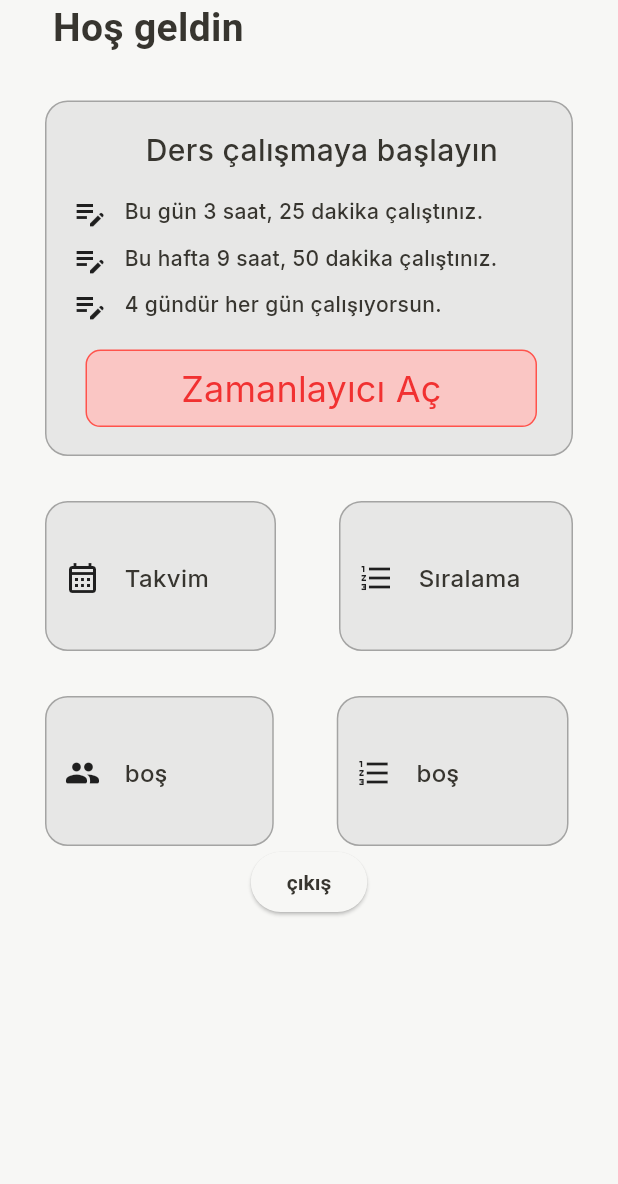
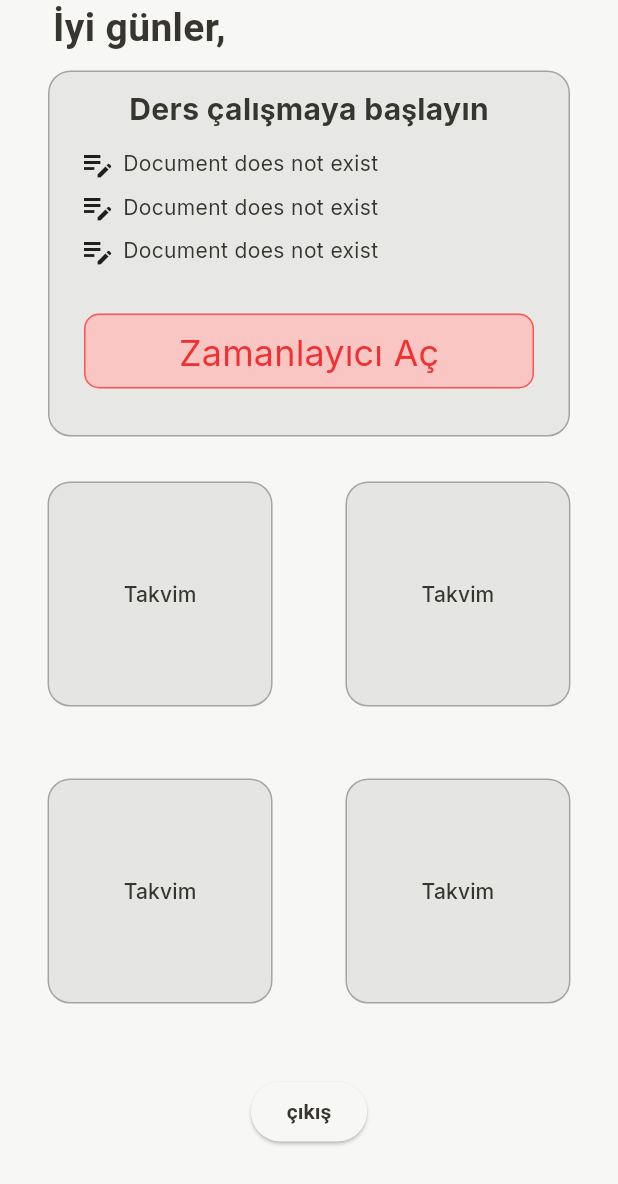
Before and after one commit to Renanuya/StudyON-MVP, a Flutter app: the HomePage screen opened directly, on a phone screen of 412 x 824 dp. Shown: the top 1184 px of the screen. Run offline on Flutter 3.47's test engine with Material 2 defaults, Android fonts, the phone set to English and light mode, and no system bars; our stand-ins replace cloud_firestore, equatable, firebase_auth, firebase_core, flutter_form_builder, font_awesome_flutter and 5 more; accounts and stored records are empty; Roboto replaces fonts that are missing (Nunito).

Commit message:
bilgisayar degısımı

```diff
--- a/lib/pages/homePage/view/home_page.dart
+++ b/lib/pages/homePage/view/home_page.dart
@@ -1,3 +1,4 @@
+import 'package:cloud_firestore/cloud_firestore.dart';
 import 'package:flutter/material.dart';
 import 'package:firebase_auth/firebase_auth.dart';
 import 'package:thinktank/pages/rankPages/view/rank_page.dart';
@@ -11,6 +12,37 @@ class HomePage extends StatefulWidget {
 }
 
 class _HomePageState extends State<HomePage> {
+  final CollectionReference timerDataCollection =
+      FirebaseFirestore.instance.collection('timerdata');
+  String greeting = '';
+
+  @override
+  void initState() {
+    super.initState();
+    greeting = getGreetingMessage();
+  }
+
+  String getGreetingMessage() {
+    var now = DateTime.now();
+    var turkeyTime =
+        now.toUtc().add(Duration(hours: 3)); // Türkiye saatine göre ayarla
+
+    var hour = turkeyTime.hour;
+    String greetingMessage;
+
+    if (hour >= 6 && hour < 12) {
+      greetingMessage = 'Günaydın';
+    } else if (hour >= 12 && hour < 18) {
+      greetingMessage = 'İyi günler';
+    } else if (hour >= 18 && hour < 24) {
+      greetingMessage = 'İyi akşamlar';
+    } else {
+      greetingMessage = 'İyi geceler';
+    }
+
+    return greetingMessage;
+  }
+
   @override
   Widget build(BuildContext context) {
     final user = FirebaseAuth.instance.currentUser;
@@ -32,7 +64,7 @@ class _HomePageState extends State<HomePage> {
                           margin: const EdgeInsets.fromLTRB(0, 0, 59, 0),
                           child: Text(
                             user != null
-                                ? 'Hoş geldin ${user.displayName}'
+                                ? '$greeting, ${user.displayName}'
                                 : 'Aramıza Hoş geldin',
                             textAlign: TextAlign.center,
                             style: const TextStyle(
@@ -49,186 +81,80 @@ class _HomePageState extends State<HomePage> {
                 ],
               ),
             ),
+            const SizedBox(
+              height: 10,
+            ),
             Container(
-              margin: const EdgeInsets.fromLTRB(30, 30, 30, 30),
-              padding: const EdgeInsets.fromLTRB(17, 17, 0, 18.28),
-              width: double.infinity,
+              width: 348,
+              height: 244,
               decoration: BoxDecoration(
                 border: Border.all(color: const Color(0xffa4a4a3)),
                 color: const Color(0xffe7e7e6),
                 borderRadius: BorderRadius.circular(15),
               ),
               child: Column(
-                crossAxisAlignment: CrossAxisAlignment.center,
                 children: [
-                  Container(
-                    margin: const EdgeInsets.fromLTRB(0, 0, 0, 16),
-                    child: const Text(
+                  const SizedBox(
+                    height: 10,
+                  ),
+                  const Text(
                     'Ders çalışmaya başlayın',
                     style: TextStyle(
                       color: Color(0xFF37352F),
                       fontSize: 20,
                       fontFamily: 'Inter',
-                        fontWeight: FontWeight.w500,
+                      fontWeight: FontWeight.bold,
                     ),
                     overflow: TextOverflow.ellipsis,
-                    ),
-                  ),
-                  Container(
-                    margin: const EdgeInsets.fromLTRB(0, 0, 11, 11),
-                    width: double.infinity,
-                    child: Row(
-                      crossAxisAlignment: CrossAxisAlignment.end,
-                      children: [
-                        Container(
-                          margin: const EdgeInsets.fromLTRB(0, 0, 15, 0),
-                          width: 20,
-                          height: 20,
-                          decoration:
-                              BoxDecoration(color: Colors.black.withOpacity(0)),
-                          child: const Stack(
-                            //ikon değiştirilecek
-                            children: [
-                              Icon(
-                                Icons.edit_note,
-                              ),
-                            ],
-                          ),
-                        ),
-                        const SizedBox(
-                          width: 259,
-                          height: 19,
-                          child: Stack(
-                            children: [
-                              Positioned(
-                                left: 0,
-                                top: 0,
-                                child: Align(
-                                  child: SizedBox(
-                                    width: 259,
-                                    height: 19,
-                                    child: Text(
-                                      'Bu gün 3 saat, 25 dakika çalıştınız.',
-                                      style: TextStyle(
-                                        color: Color(0xFF37352F),
-                                        fontSize: 14,
-                                        fontFamily: 'Inter',
-                                        fontWeight: FontWeight.w500,
-                                      ),
-                                      overflow: TextOverflow.ellipsis,
-                                    ),
-                                  ),
-                                ),
-                              ),
-                            ],
-                          ),
-                        ),
-                      ],
-                    ),
-                  ),
-                  Container(
-                    margin: const EdgeInsets.fromLTRB(0, 0, 0, 11),
-                    width: double.infinity,
-                    child: Row(
-                      crossAxisAlignment: CrossAxisAlignment.end,
-                      children: [
-                        Container(
-                          margin: const EdgeInsets.fromLTRB(0, 0, 15, 0),
-                          width: 20,
-                          height: 20,
-                          decoration:
-                              BoxDecoration(color: Colors.black.withOpacity(0)),
-                          child: const Stack(
-                            children: [
-                              Icon(Icons.edit_note),
-                            ],
-                          ),
-                        ),
-                        const SizedBox(
-                          width: 270,
-                          height: 19,
-                          child: Stack(
-                            children: [
-                              Positioned(
-                                left: 0,
-                                top: 0,
-                                child: Align(
-                                  child: SizedBox(
-                                    width: 259,
-                                    height: 19,
-                                    child: Text(
-                                      'Bu hafta 9 saat, 50 dakika çalıştınız.',
-                                      style: TextStyle(
-                                        color: Color(0xFF37352F),
-                                        fontSize: 14,
-                                        fontFamily: 'Inter',
-                                        fontWeight: FontWeight.w500,
-                                      ),
-                                    ),
-                                  ),
-                                ),
-                              ),
-                            ],
-                          ),
-                        ),
-                      ],
-                    ),
-                  ),
-                  Container(
-                    margin: const EdgeInsets.fromLTRB(0, 0, 0, 11),
-                    width: double.infinity,
-                    child: Row(
-                      crossAxisAlignment: CrossAxisAlignment.end,
-                      children: [
-                        Container(
-                          margin: const EdgeInsets.fromLTRB(0, 0, 15, 0),
-                          width: 20,
-                          height: 20,
-                          decoration:
-                              BoxDecoration(color: Colors.black.withOpacity(0)),
-                          child: const Stack(
-                            children: [
-                              Icon(Icons.edit_note),
-                            ],
-                          ),
-                        ),
-                        const SizedBox(
-                          width: 270,
-                          height: 19,
-                          child: Stack(
-                            children: [
-                              Positioned(
-                                left: 0,
-                                top: 0,
-                                child: Align(
-                                  child: SizedBox(
-                                    width: 259,
-                                    height: 19,
-                                    child: Text(
-                                      '4 gündür her gün çalışıyorsun.',
-                                      style: TextStyle(
-                                        color: Color(0xFF37352F),
-                                        fontSize: 14,
-                                        fontFamily: 'Inter',
-                                        fontWeight: FontWeight.w500,
-                                      ),
-                                    ),
-                                  ),
-                                ),
-                              ),
-                            ],
-                          ),
-                        ),
-                      ],
-                    ),
                   ),
                   const SizedBox(
                     height: 10,
                   ),
+                  Row(
+                    children: [
+                      const Padding(
+                        padding: EdgeInsets.only(left: 20, right: 5),
+                        child: Icon(
+                          Icons.edit_note,
+                        ),
+                      ),
+                      TimerDataScreen(),
+                    ],
+                  ),
+                  const SizedBox(
+                    height: 5,
+                  ),
+                  Row(
+                    children: [
+                      const Padding(
+                        padding: EdgeInsets.only(left: 20, right: 5),
+                        child: Icon(
+                          Icons.edit_note,
+                        ),
+                      ),
+                      TimerDataScreen(),
+                    ],
+                  ),
+                  const SizedBox(
+                    height: 5,
+                  ),
+                  Row(
+                    children: [
+                      const Padding(
+                        padding: EdgeInsets.only(left: 20, right: 5),
+                        child: Icon(
+                          Icons.edit_note,
+                        ),
+                      ),
+                      TimerDataScreen(),
+                    ],
+                  ),
+                  const SizedBox(
+                    height: 30,
+                  ),
                   Container(
-                    margin: const EdgeInsets.fromLTRB(9, 0, 23, 0),
-                    width: double.infinity,
-                    height: 51.72,
+                    width: 300,
+                    height: 50,
                     decoration: BoxDecoration(
                       border: Border.all(color: const Color(0xffff534c)),
                       color: const Color(0xfffac6c4),
@@ -252,7 +178,97 @@ class _HomePageState extends State<HomePage> {
                 ],
               ),
             ),
+            const SizedBox(
+              height: 30,
+            ),
+            Column(
+              children: [
+                Padding(
+                  padding: const EdgeInsets.symmetric(horizontal: 31.7),
+                  child: Column(
+                    children: [
+                      Row(
+                        mainAxisAlignment: MainAxisAlignment.spaceBetween,
+                        children: [
                           Container(
+                            width: 150,
+                            height: 150,
+                            decoration: BoxDecoration(
+                                color: const Color(0xffE5E5E3),
+                                borderRadius: BorderRadius.circular(15),
+                                border: Border.all(
+                                  color: const Color(0xffA5A5A3),
+                                )),
+                            child: TextButton(
+                              onPressed: () {},
+                              child: const Text(
+                                'Takvim',
+                              ),
+                            ),
+                          ),
+                          Container(
+                            width: 150,
+                            height: 150,
+                            decoration: BoxDecoration(
+                                color: const Color(0xffE5E5E3),
+                                borderRadius: BorderRadius.circular(15),
+                                border: Border.all(
+                                  color: const Color(0xffA5A5A3),
+                                )),
+                            child: TextButton(
+                              onPressed: () {},
+                              child: const Text(
+                                'Takvim',
+                              ),
+                            ),
+                          )
+                        ],
+                      ),
+                      Padding(
+                        padding: const EdgeInsets.symmetric(vertical: 48),
+                        child: Row(
+                          mainAxisAlignment: MainAxisAlignment.spaceBetween,
+                          children: [
+                            Container(
+                              width: 150,
+                              height: 150,
+                              decoration: BoxDecoration(
+                                  color: const Color(0xffE5E5E3),
+                                  borderRadius: BorderRadius.circular(15),
+                                  border: Border.all(
+                                    color: const Color(0xffA5A5A3),
+                                  )),
+                              child: TextButton(
+                                  onPressed: () {},
+                                  child: const Text(
+                                    'Takvim',
+                                  )),
+                            ),
+                            Container(
+                              width: 150,
+                              height: 150,
+                              decoration: BoxDecoration(
+                                  color: const Color(0xffE5E5E3),
+                                  borderRadius: BorderRadius.circular(15),
+                                  border: Border.all(
+                                    color: const Color(0xffA5A5A3),
+                                  )),
+                              child: TextButton(
+                                onPressed: () {},
+                                child: const Text(
+                                  'Takvim',
+                                ),
+                              ),
+                            )
+                          ],
+                        ),
+                      ),
+                    ],
+                  ),
+                )
+              ],
+            ),
+            /*Container(
               margin: const EdgeInsets.fromLTRB(30, 0, 0, 30),
               width: double.infinity,
               height: 100,
@@ -282,7 +298,7 @@ class _HomePageState extends State<HomePage> {
                           children: [
                             Container(
                               margin: const EdgeInsets.fromLTRB(0, 0, 25, 0),
-                              width: 15,
+                              width: 30,
                               height: 30,
                               child: const Icon(
                                 Icons.calendar_month_outlined,
@@ -448,7 +464,7 @@ class _HomePageState extends State<HomePage> {
                   ),
                 ],
               ),
-            ),
+            ),*/
             ElevatedButton(
                 onPressed: () {
                   FirebaseAuth.instance.signOut();
@@ -460,3 +476,38 @@ class _HomePageState extends State<HomePage> {
     );
   }
 }
+
+class TimerDataScreen extends StatelessWidget {
+  @override
+  Widget build(BuildContext context) {
+    CollectionReference timerDataCollection =
+        FirebaseFirestore.instance.collection('timerdata');
+
+    return FutureBuilder<DocumentSnapshot>(
+      future: timerDataCollection.doc('daily').get(),
+      builder:
+          (BuildContext context, AsyncSnapshot<DocumentSnapshot> snapshot) {
+        if (snapshot.hasError) {
+          return Text("Something went wrong");
+        }
+
+        if (snapshot.connectionState == ConnectionState.waiting) {
+          return Text("Loading...");
+        }
+
+        if (!snapshot.hasData || !snapshot.data!.exists) {
+          return Text("Document does not exist");
+        }
+
+        Map<String, dynamic> data =
+            snapshot.data!.data() as Map<String, dynamic>;
+        String dailyData = data['daily'];
+
+        return Text("Daily Data: $dailyData");
+      },
+    );
+  }
+}
+
+
+//ALKAN ABİYE SORULACAK
--- a/lib/pages/login/view/login_page.dart
+++ b/lib/pages/login/view/login_page.dart
@@ -22,9 +22,9 @@ class LoginPage extends StatefulWidget {
   State<LoginPage> createState() => _LoginPageState();
 }
 
-final AuthService _authService = AuthService();
-
 class _LoginPageState extends State<LoginPage> with LoginPageMixin {
+  final AuthService _authService = AuthService();
+  final formkey = GlobalKey<FormBuilderState>();
   @override
   Widget build(BuildContext context) {
     /* if (context.watch<UserLoginProvider>().getLoginIsSucces ==
@@ -268,3 +268,4 @@ class LoginUserTextFormField extends StatelessWidget {
 }
 
 //TODO: LoginUserTextFormField "validator" çalışmıyor.
+//TODO: eğer mail şifre boşssa butonu tıklanamaz hale getir. aynsını register içinde
--- a/lib/pages/login/view/login_page_mixin.dart
+++ b/lib/pages/login/view/login_page_mixin.dart
@@ -4,12 +4,12 @@ mixin LoginPageMixin on State<LoginPage> {
   final emailController = TextEditingController();
   final passwordController = TextEditingController();
 
-  @override
-  void dispose() {
+  /* @override
+   void dispose() {
     emailController.dispose();
     passwordController.dispose();
     super.dispose();
-  }
+  }*/
 
   // void _changeLoading() {
   //   setState(() {
@@ -27,5 +27,5 @@ mixin LoginPageMixin on State<LoginPage> {
   //   }
   // }
 
-  final formkey = GlobalKey<FormBuilderState>();
+  final GlobalKey<FormBuilderState> _formkey = GlobalKey<FormBuilderState>();
 }
```
Lines whose indentation alone changed are shown as unchanged.
